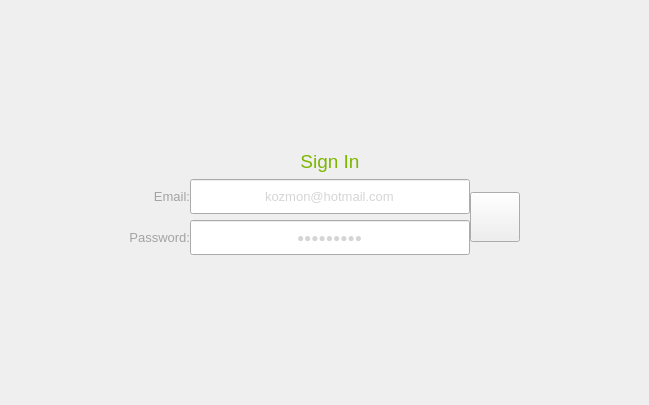
The window that loginwindow.ui (abigdreamer/Objectwheelprivate) describes before a commit, drawn with Qt 5.
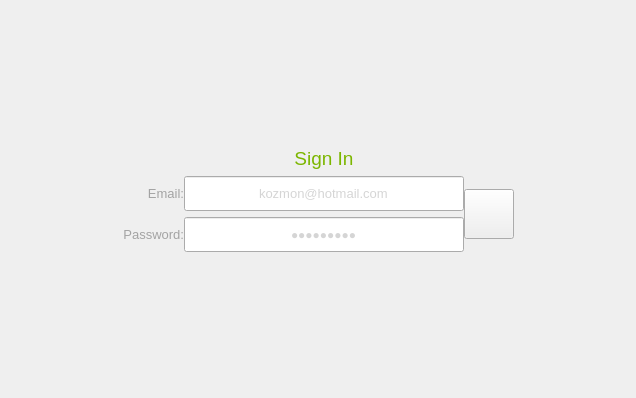
The same window after the commit. Icons and pictures are not drawn.

Patch:
```diff
--- a/loginwindow.ui
+++ b/loginwindow.ui
@@ -6,8 +6,8 @@
    <rect>
     <x>0</x>
     <y>0</y>
-    <width>649</width>
-    <height>405</height>
+    <width>636</width>
+    <height>398</height>
    </rect>
   </property>
   <property name="windowTitle">
```
Left out of the diff: 6 changed lines with no effect on the pictures.
